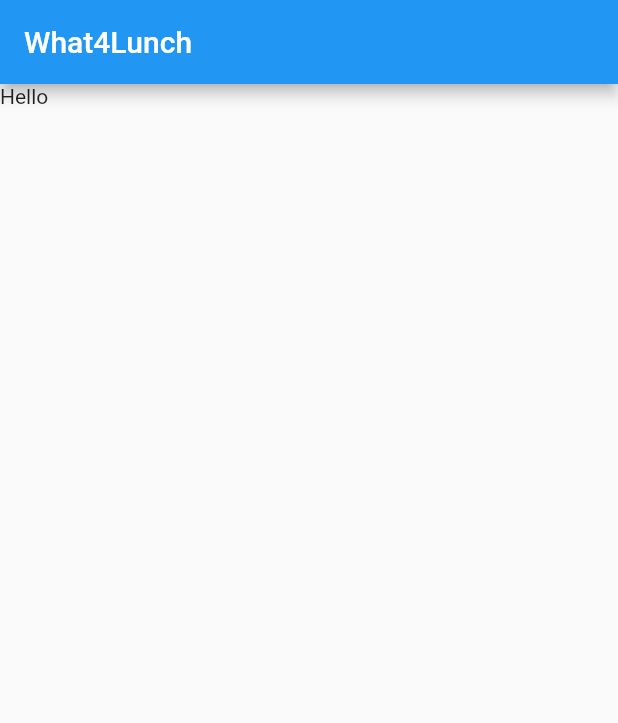
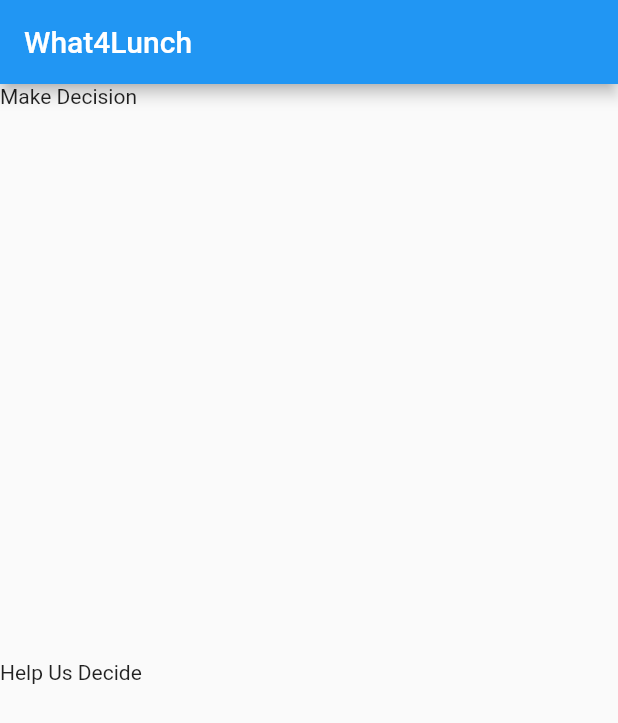
Before and after one commit to ocalvet/what_4_lunch, a Flutter app: the screen it shows after launch, on a phone screen of 412 x 824 dp. Shown: the top 723 px of the screen. Run offline on Flutter 3.47's test engine with Material 2 defaults, Android fonts, the phone set to English and light mode, and no system bars; our stand-ins replace location, platform, rxdart; missing offline and left inert: android_intent, badge.

Commit message:
Connect decision helper screen

```diff
--- a/lib/screens/home_screen.dart
+++ b/lib/screens/home_screen.dart
@@ -13,11 +13,24 @@ class HomeScreen extends StatelessWidget {
             child: InkWell(
               child: Container(
                 width: double.infinity,
-                child: Text('Hello'),
+                child: Text('Make Decision'),
               ),
-              onTap: () {},
+              onTap: () {
+                Navigator.pushNamed(context, '/make-decision');
+              },
             ),
-          )
+          ),
+          Expanded(
+            child: InkWell(
+              child: Container(
+                width: double.infinity,
+                child: Text('Help Us Decide'),
+              ),
+              onTap: () {
+                Navigator.pushNamed(context, '/decision-helper');
+              },
+            ),
+          ),
         ],
       ),
     );
```
